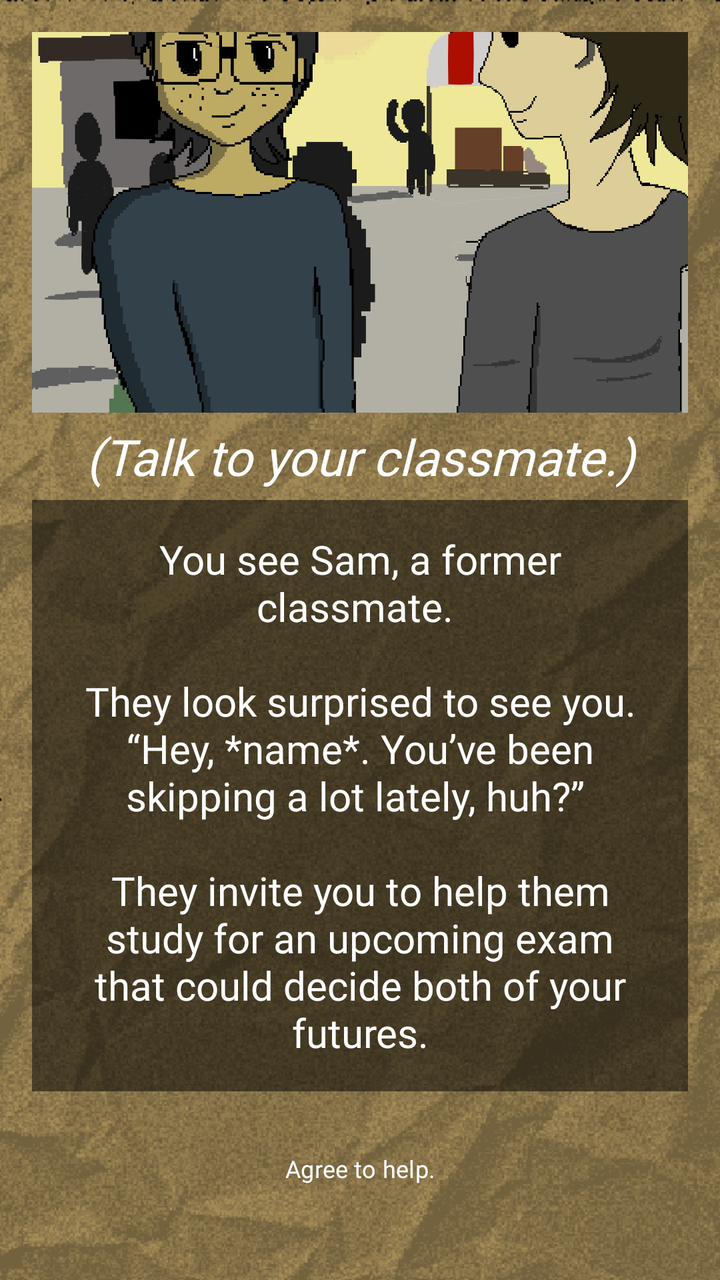
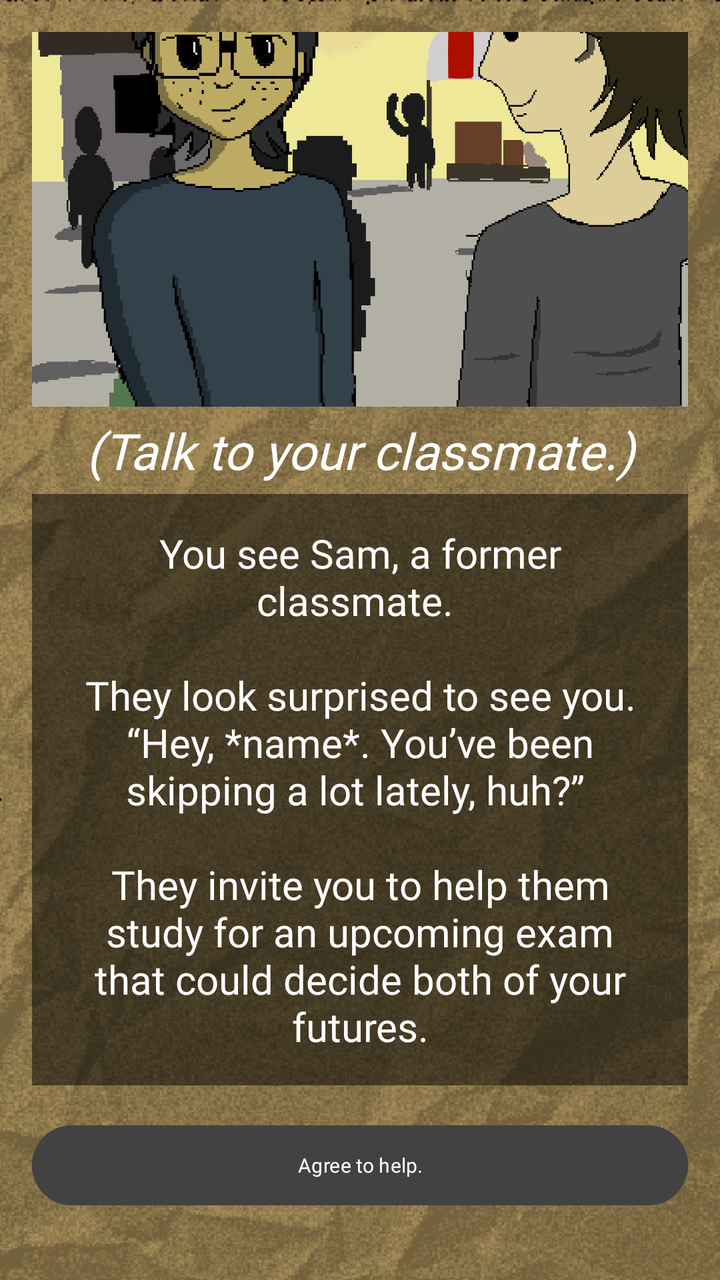

The first picture is an Android layout as it rendered before a commit; the second is the same layout after the commit. The layout source and the unified diff follow.
<!-- AndroidManifest.xml: application theme Theme.ChoiceQuest -->
<!-- res/layout/activity_page2_1_2_2.xml -->
<?xml version="1.0" encoding="utf-8"?>
<LinearLayout xmlns:android="http://schemas.android.com/apk/res/android"
    xmlns:app="http://schemas.android.com/apk/res-auto"
    xmlns:tools="http://schemas.android.com/tools"
    android:id="@+id/page2_1_2_2"
    android:layout_width="match_parent"
    android:layout_height="match_parent"
    android:gravity="center"
    android:orientation="vertical"
    android:background="@drawable/papertexture_"
    android:backgroundTint="#f8e7c2"
    android:backgroundTintMode="multiply"
    android:padding="16dp"
    tools:context=".Page2_1_2_2">

    <View
        android:layout_width="match_parent"
        android:layout_height="0dp"
        android:layout_weight="0.1"/>

    <ImageView
        android:id="@+id/imageView"
        android:layout_width="412dp"
        android:layout_height="250dp"
        android:src="@drawable/page2_1_2_2"/>

    <View
        android:layout_width="match_parent"
        android:layout_height="1dp"
        android:layout_weight="0.1"/>

    <TextView
        android:layout_width="match_parent"
        android:layout_height="wrap_content"
        android:gravity="center"
        android:fontFamily="@font/pixelspace"
        android:padding="5dp"
        android:text="(Talk to your classmate.)"
        android:textColor="@color/white"
        android:textSize="25sp"
        android:textStyle="italic"/>

    <TextView
        android:layout_width="match_parent"
        android:layout_height="wrap_content"
        android:id="@+id/tv_page2_1_2_2"
        android:fontFamily="@font/pixelgame_font"
        android:gravity="center"
        android:padding="16dp"
        android:background="#80000000"
        android:text="You see Sam, a former classmate.
\n\nThey look surprised to see you. “Hey, *name*. You’ve been skipping a lot lately, huh?”
\n\nThey invite you to help them study for an upcoming exam that could decide both of your futures."
        android:textColor="@color/white"
        android:textSize="20sp"
        android:layout_marginBottom="16dp"/>

    <View
        android:layout_width="match_parent"
        android:layout_height="1dp"
        android:layout_weight="0.1"/>

    <Button
        android:layout_width="412dp"
        android:layout_height="45dp"
        android:fontFamily="@font/quest_font"
        android:background="@android:color/transparent"
        android:textSize="12sp"
        android:layout_marginBottom="16dp"
        android:text="Agree to help."
        android:onClick="page2_1_2_2_1" />

    <Button
        android:layout_width="412dp"
        android:layout_height="45dp"
        android:fontFamily="@font/quest_font"
        android:background="@android:color/transparent"
        android:textSize="12sp"
        android:layout_marginBottom="16dp"
        android:text="Brush them off and leave."
        android:onClick="page2_1_2_2_2" />

    <View
        android:layout_width="match_parent"
        android:layout_height="0dp"
        android:layout_weight="1"/>

</LinearLayout>
<!-- resources referenced by this layout -->
<resources>
  <color name="white">#FFFFFF</color>
  <!-- drawable page2_1_2_2: png bitmap (drawable, 45188 bytes) -->
  <!-- drawable papertexture_: png bitmap (drawable, 156948 bytes) -->
  <style name="Theme.ChoiceQuest" parent="Base.Theme.ChoiceQuest" />
  <style name="Base.Theme.ChoiceQuest" parent="Theme.Material3.DayNight.NoActionBar">
          
          
      </style>
</resources>

<!-- the commit's change to res/layout/activity_page2_1_2_2.xml (unified diff, before → after) -->
@@ -61,21 +61,23 @@
         android:layout_weight="0.1"/>
 
     <Button
-        android:layout_width="412dp"
-        android:layout_height="45dp"
+        android:layout_width="match_parent"
+        android:layout_height="wrap_content"
         android:fontFamily="@font/quest_font"
-        android:background="@android:color/transparent"
-        android:textSize="12sp"
+        android:textSize="10sp"
+        android:textColor="@color/white"
+        android:backgroundTint="@color/cardview_dark_background"
         android:layout_marginBottom="16dp"
         android:text="Agree to help."
         android:onClick="page2_1_2_2_1" />
 
     <Button
-        android:layout_width="412dp"
-        android:layout_height="45dp"
+        android:layout_width="match_parent"
+        android:layout_height="wrap_content"
         android:fontFamily="@font/quest_font"
-        android:background="@android:color/transparent"
-        android:textSize="12sp"
+        android:textSize="10sp"
+        android:textColor="@color/white"
+        android:backgroundTint="@color/cardview_dark_background"
         android:layout_marginBottom="16dp"
         android:text="Brush them off and leave."
         android:onClick="page2_1_2_2_2" />
